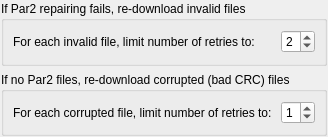
This is src/plugins/autoretry/preferencesautoretry.ui in KDE/kwooty as Qt 5 draws it before an edit. The edited form follows.
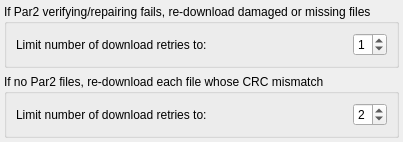
This is the edited form.

Commit message: AutoRetry plugin WIP

The edit to the form file:
```diff
--- a/src/plugins/autoretry/preferencesautoretry.ui
+++ b/src/plugins/autoretry/preferencesautoretry.ui
@@ -6,7 +6,7 @@
    <rect>
     <x>0</x>
     <y>0</y>
-    <width>318</width>
+    <width>353</width>
     <height>137</height>
    </rect>
   </property>
@@ -15,12 +15,12 @@
   </property>
   <layout class="QGridLayout" name="gridLayout">
    <property name="margin">
-    <number>1</number>
+    <number>4</number>
    </property>
    <item row="0" column="0">
     <widget class="QGroupBox" name="groupBox">
      <property name="title">
-      <string>If Par2 repairing fails, re-download invalid files</string>
+      <string>If Par2 verifying/repairing fails, re-download damaged or missing files</string>
      </property>
      <layout class="QVBoxLayout" name="verticalLayout">
       <item>
@@ -28,7 +28,7 @@
         <item>
          <widget class="QLabel" name="retryRepairFailLabel">
           <property name="text">
-           <string>For each invalid file, limit number of retries to: </string>
+           <string>Limit number of download retries to: </string>
           </property>
          </widget>
         </item>
@@ -51,7 +51,7 @@
            <number>5</number>
           </property>
           <property name="value">
-           <number>2</number>
+           <number>1</number>
           </property>
          </widget>
         </item>
@@ -63,7 +63,7 @@
    <item row="1" column="0">
     <widget class="QGroupBox" name="groupBox_2">
      <property name="title">
-      <string>If no Par2 files, re-download corrupted (bad CRC) files</string>
+      <string>If no Par2 files, re-download each file whose CRC mismatch</string>
      </property>
      <layout class="QVBoxLayout" name="verticalLayout_2">
       <item>
@@ -71,7 +71,7 @@
         <item>
          <widget class="QLabel" name="retryNoPar2FilesLabel">
           <property name="text">
-           <string>For each corrupted file, limit number of retries to: </string>
+           <string>Limit number of download retries to: </string>
           </property>
          </widget>
         </item>
@@ -94,7 +94,7 @@
            <number>5</number>
           </property>
           <property name="value">
-           <number>1</number>
+           <number>2</number>
           </property>
          </widget>
         </item>
```
The commit also changes 2 other files.
